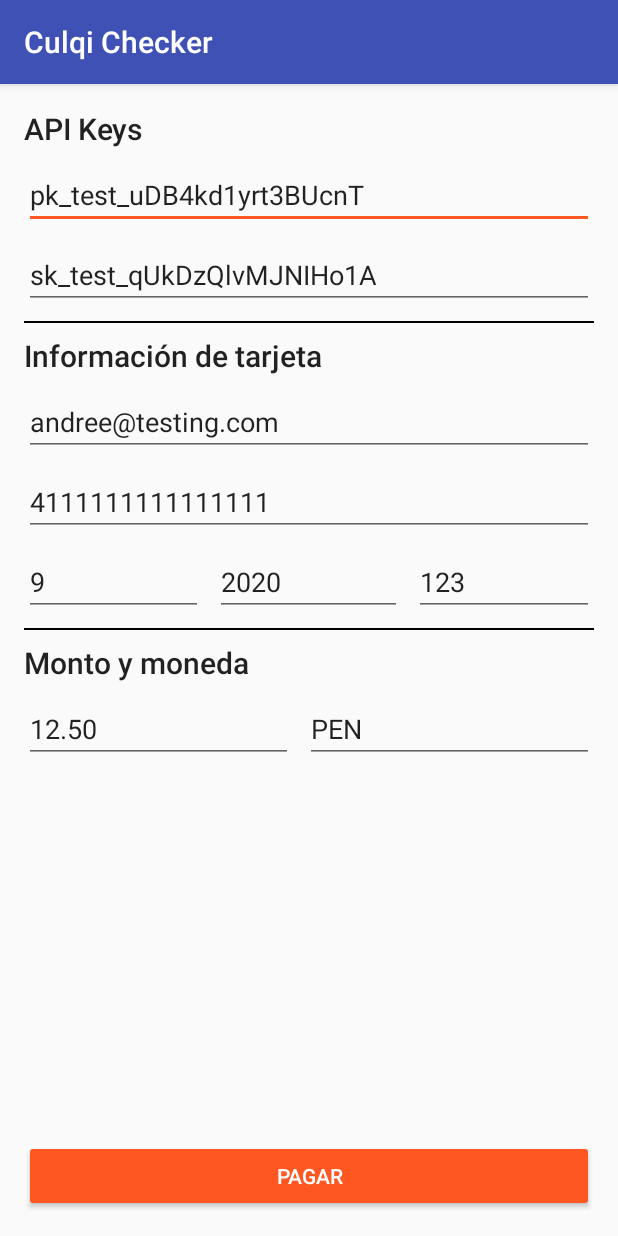
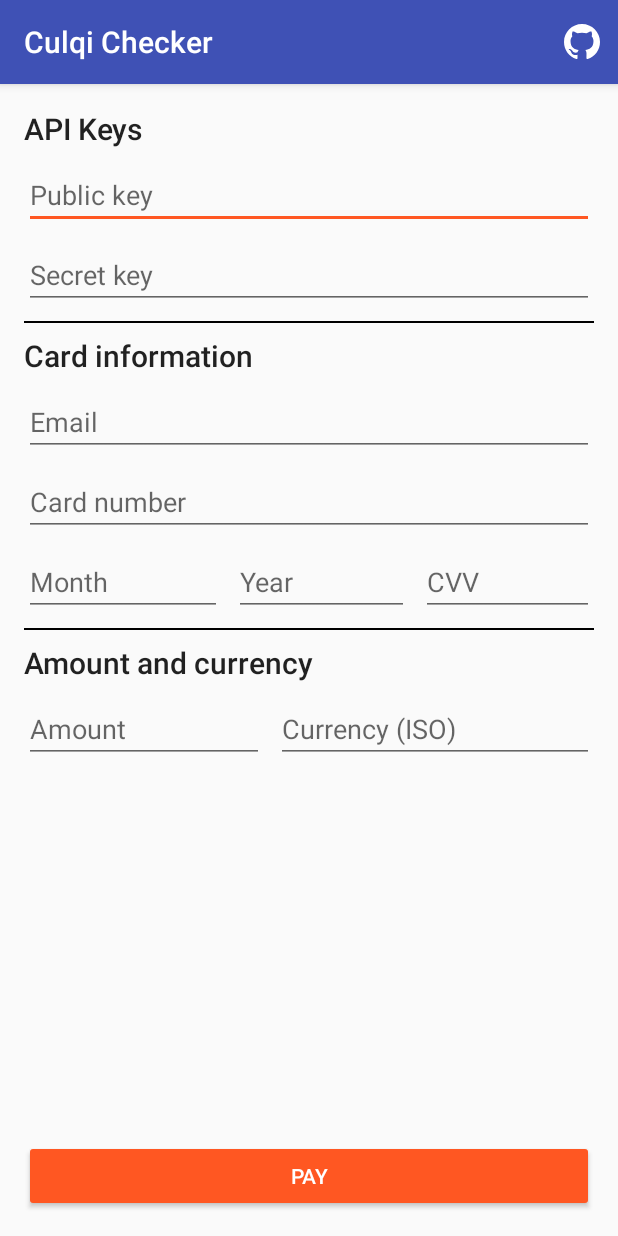
Before and after one commit to ceodev18/MadCulqui, an Android app: the screen it shows after launch (MainActivity), on a phone screen of 412 x 824 dp. Run offline under Robolectric (Android 15) with nearby library versions, the phone set to English and light mode, and no system bars.

Commit message:
ADD idioma ingles y espanol ADD acceso a github del proyecto

```diff
--- a/demo/src/main/java/com/maddog05/demomadculqui/MainActivity.kt
+++ b/demo/src/main/java/com/maddog05/demomadculqui/MainActivity.kt
@@ -1,10 +1,14 @@
 package com.maddog05.demomadculqui
 
 import android.app.ProgressDialog
+import android.content.Intent
+import android.net.Uri
 import android.support.v7.app.AppCompatActivity
 import android.os.Bundle
 import android.support.v7.widget.Toolbar
 import android.util.Log
+import android.view.Menu
+import android.view.MenuItem
 import android.widget.Toast
 import com.maddog05.madculqui.MadCulqui
 import com.maddog05.madculqui.callback.OnGenerateTokenListener
@@ -24,10 +28,25 @@ class MainActivity : AppCompatActivity() {
         setSupportActionBar(toolbar)
         btn_action_pay.setOnClickListener { actionPay() }
         progressDialog = ProgressDialog(this)
-        progressDialog.setMessage("Procesando...")
+        progressDialog.setMessage(getString(R.string.loading_simulate_sale))
         progressDialog.isIndeterminate = true
         progressDialog.setCancelable(false)
-        setupDemoData()
+        //setupDemoData()
+    }
+
+    override fun onCreateOptionsMenu(menu: Menu): Boolean {
+        menuInflater.inflate(R.menu.menu_main, menu)
+        return true
+    }
+
+    override fun onOptionsItemSelected(item: MenuItem): Boolean {
+        if (item.itemId == R.id.menu_main_project_site) {
+            val intent =
+                Intent(Intent.ACTION_VIEW, Uri.parse("https://github.com/maddog05/MadCulqui"))
+            intent.addFlags(Intent.FLAG_ACTIVITY_NEW_TASK or Intent.FLAG_ACTIVITY_CLEAR_TOP)
+            startActivity(Intent.createChooser(intent, getString(R.string.action_choose_app)))
+        }
+        return super.onOptionsItemSelected(item)
     }
 
     private fun setupDemoData() {
--- /dev/null
+++ b/demo/src/main/res/drawable/ic_github_white.xml
@@ -0,0 +1,9 @@
+<vector xmlns:android="http://schemas.android.com/apk/res/android"
+    android:width="24dp"
+    android:height="24dp"
+    android:viewportWidth="1024"
+    android:viewportHeight="1024">
+    <path
+        android:fillColor="#FFFFFF"
+        android:pathData="M512,0C229.25,0 0,229.25 0,512c0,226.25 146.69,418.13 350.16,485.81 25.59,4.69 34.94,-11.13 34.94,-24.63 0,-12.19 -0.47,-52.56 -0.72,-95.31C242,908.81 211.91,817.5 211.91,817.5c-23.31,-59.13 -56.84,-74.88 -56.84,-74.88 -46.53,-31.75 3.53,-31.13 3.53,-31.13 51.41,3.56 78.47,52.75 78.47,52.75 45.69,78.25 119.88,55.63 149,42.5 4.65,-33 17.9,-55.63 32.5,-68.38C304.91,725.44 185.34,681.5 185.34,485.31c0,-55.94 19.97,-101.56 52.66,-137.41 -5.22,-13 -22.84,-65.09 5.06,-135.56 0,0 42.94,-13.75 140.81,52.5 40.81,-11.41 84.59,-17.03 128.13,-17.22 43.5,0.19 87.31,5.88 128.19,17.28 97.69,-66.31 140.69,-52.5 140.69,-52.5 28,70.53 10.38,122.56 5.13,135.5 32.81,35.84 52.63,81.47 52.63,137.41 0,196.69 -119.75,240 -233.81,252.69 18.44,15.88 34.75,47 34.75,94.75 0,68.44 -0.69,123.63 -0.69,140.5 0,13.63 9.31,29.56 35.25,24.56C877.44,930 1024,738.13 1024,512 1024,229.25 794.75,0 512,0z" />
+</vector>
--- a/demo/src/main/res/layout/activity_main.xml
+++ b/demo/src/main/res/layout/activity_main.xml
@@ -33,7 +33,7 @@
             android:layout_height="wrap_content"
             android:layout_alignParentBottom="true"
             android:layout_marginTop="16dp"
-            android:text="PAGAR" />
+            android:text="@string/action_pay" />
 
         <android.support.v4.widget.NestedScrollView
             android:layout_width="match_parent"
@@ -49,7 +49,7 @@
                     style="@style/TextAppearance.AppCompat.Title"
                     android:layout_width="wrap_content"
                     android:layout_height="wrap_content"
-                    android:text="API Keys" />
+                    android:text="@string/title_api_keys" />
 
                 <Space
                     android:layout_width="8dp"
@@ -59,7 +59,7 @@
                     android:id="@+id/et_input_key_public"
                     android:layout_width="match_parent"
                     android:layout_height="wrap_content"
-                    android:hint="Llave pública"
+                    android:hint="@string/input_public_key"
                     android:imeOptions="actionNext"
                     android:inputType="text" />
 
@@ -71,7 +71,7 @@
                     android:id="@+id/et_input_key_secret"
                     android:layout_width="match_parent"
                     android:layout_height="wrap_content"
-                    android:hint="Llave privada"
+                    android:hint="@string/input_secret_key"
                     android:imeOptions="actionNext"
                     android:inputType="text" />
 
@@ -92,7 +92,7 @@
                     style="@style/TextAppearance.AppCompat.Title"
                     android:layout_width="wrap_content"
                     android:layout_height="wrap_content"
-                    android:text="Información de tarjeta" />
+                    android:text="@string/title_card_info" />
 
                 <Space
                     android:layout_width="8dp"
@@ -102,7 +102,7 @@
                     android:id="@+id/et_input_email"
                     android:layout_width="match_parent"
                     android:layout_height="wrap_content"
-                    android:hint="Correo electrónico"
+                    android:hint="@string/input_email"
                     android:imeOptions="actionNext"
                     android:inputType="textEmailAddress" />
 
@@ -114,7 +114,7 @@
                     android:id="@+id/et_input_card"
                     android:layout_width="match_parent"
                     android:layout_height="wrap_content"
-                    android:hint="Número de tarjeta"
+                    android:hint="@string/input_card_number"
                     android:imeOptions="actionNext"
                     android:inputType="number" />
 
@@ -133,7 +133,7 @@
                         android:layout_width="wrap_content"
                         android:layout_height="wrap_content"
                         android:layout_weight="1"
-                        android:hint="Mes"
+                        android:hint="@string/input_card_month"
                         android:imeOptions="actionNext"
                         android:inputType="number"
                         android:maxLength="2" />
@@ -147,7 +147,7 @@
                         android:layout_width="wrap_content"
                         android:layout_height="wrap_content"
                         android:layout_weight="1"
-                        android:hint="Año"
+                        android:hint="@string/input_card_year"
                         android:imeOptions="actionNext"
                         android:inputType="number"
                         android:maxLength="4" />
@@ -161,7 +161,7 @@
                         android:layout_width="wrap_content"
                         android:layout_height="wrap_content"
                         android:layout_weight="1"
-                        android:hint="CVV"
+                        android:hint="@string/input_card_cvv"
                         android:imeOptions="actionNext"
                         android:inputType="number" />
                 </LinearLayout>
@@ -183,7 +183,7 @@
                     style="@style/TextAppearance.AppCompat.Title"
                     android:layout_width="wrap_content"
                     android:layout_height="wrap_content"
-                    android:text="Monto y moneda" />
+                    android:text="@string/title_amount_currency" />
 
                 <Space
                     android:layout_width="8dp"
@@ -200,7 +200,7 @@
                         android:layout_width="wrap_content"
                         android:layout_height="wrap_content"
                         android:layout_weight="1"
-                        android:hint="Monto"
+                        android:hint="@string/input_amount"
                         android:imeOptions="actionNext"
                         android:inputType="numberDecimal" />
 
@@ -213,7 +213,7 @@
                         android:layout_width="wrap_content"
                         android:layout_height="wrap_content"
                         android:layout_weight="1"
-                        android:hint="Moneda"
+                        android:hint="@string/input_currency"
                         android:imeOptions="actionDone"
                         android:inputType="text"
                         android:maxLength="3" />
--- /dev/null
+++ b/demo/src/main/res/menu/menu_main.xml
@@ -0,0 +1,9 @@
+<?xml version="1.0" encoding="utf-8"?>
+<menu xmlns:android="http://schemas.android.com/apk/res/android"
+    xmlns:app="http://schemas.android.com/apk/res-auto">
+    <item
+        android:id="@+id/menu_main_project_site"
+        android:icon="@drawable/ic_github_white"
+        android:title="@string/app_name"
+        app:showAsAction="always" />
+</menu>
--- a/demo/src/main/res/values/strings.xml
+++ b/demo/src/main/res/values/strings.xml
@@ -1,3 +1,23 @@
 <resources>
     <string name="app_name">Culqi Checker</string>
+
+    <string name="action_pay">Pay</string>
+
+    <string name="title_amount_currency">Amount and currency</string>
+    <string name="title_api_keys">API Keys</string>
+    <string name="title_card_info">Card information</string>
+
+    <string name="input_public_key">Public key</string>
+    <string name="input_secret_key">Secret key</string>
+    <string name="input_email">Email</string>
+    <string name="input_card_number">Card number</string>
+    <string name="input_card_month">Month</string>
+    <string name="input_card_year">Year</string>
+    <string name="input_card_cvv">CVV</string>
+    <string name="input_amount">Amount</string>
+    <string name="input_currency">Currency (ISO)</string>
+
+    <string name="loading_simulate_sale">Processing…</string>
+    <string name="action_choose_app">Choose an app</string>
+
 </resources>
```
Also changed, not shown: 1 other file.
